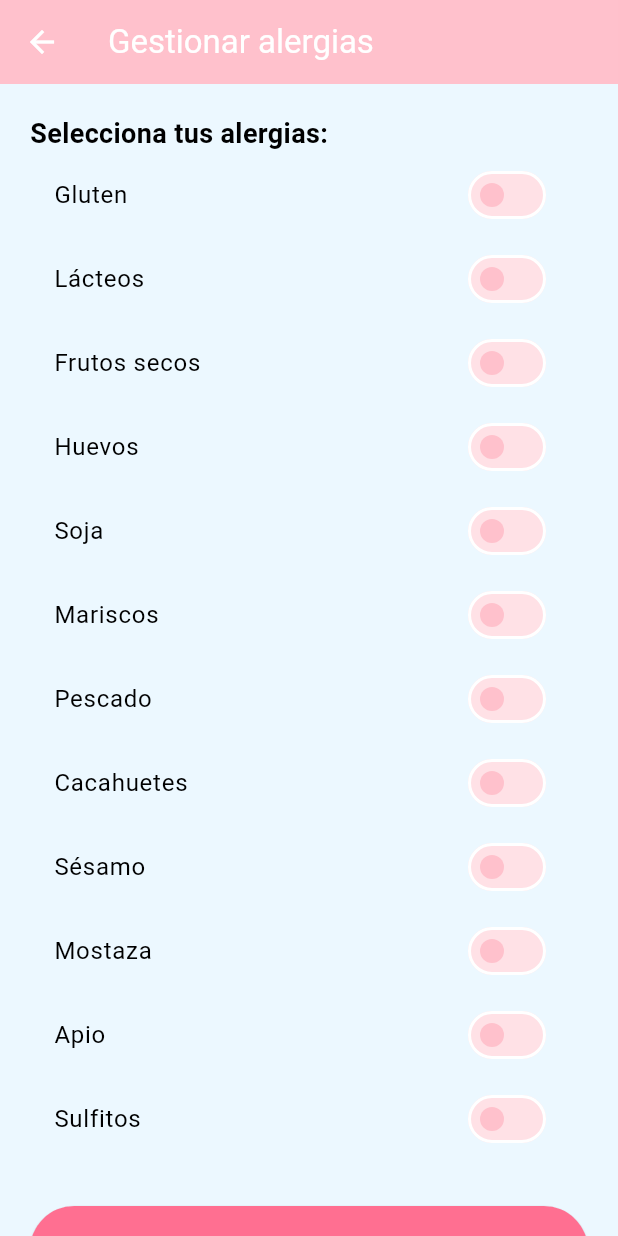
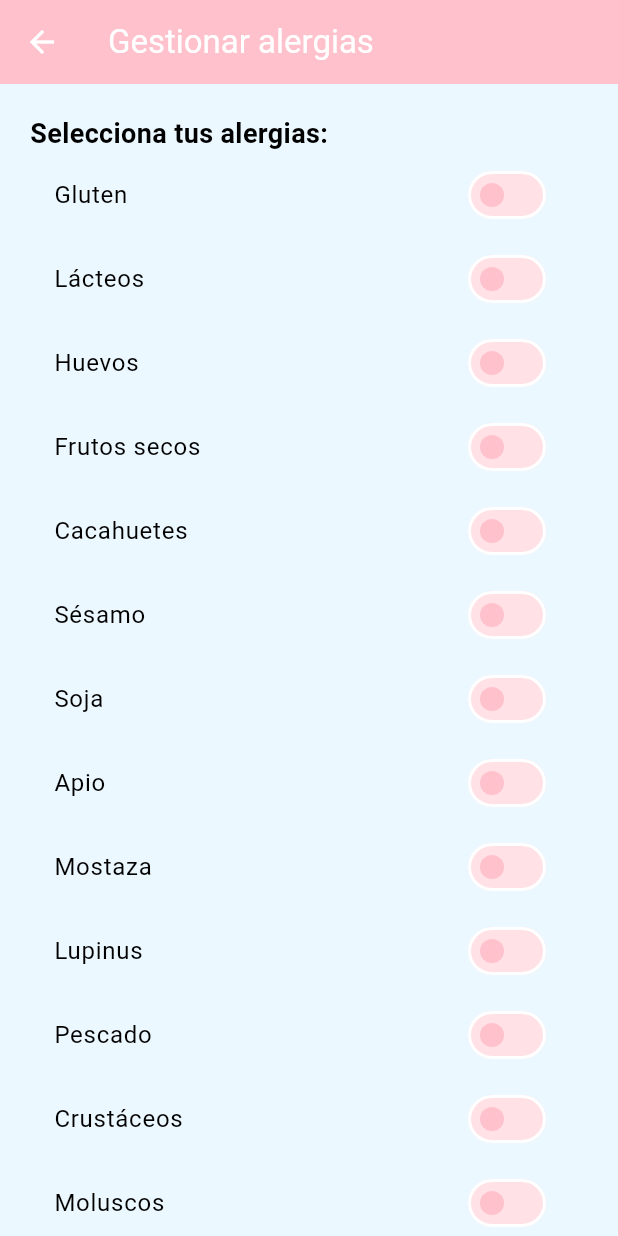
Before and after one commit to Raquel-Alcazar/AllergEat, a Flutter app: the GestionarAlergiasScreen screen opened directly with empty values, on a phone screen of 412 x 824 dp. Run offline on Flutter 3.47's test engine with Material 3 defaults, Android fonts, the phone set to English and light mode, and no system bars; our stand-ins replace sqflite; missing offline and left inert: openfoodfacts; accounts and stored records are empty.

Commit message:
Funcionalidad de guardar alergias

```diff
--- a/lib/gestionar_alergias.dart
+++ b/lib/gestionar_alergias.dart
@@ -1,11 +1,11 @@
+import 'package:allergeat/db.dart';
+import 'package:allergeat/user.dart';
 import 'package:flutter/material.dart';
 
 class GestionarAlergiasScreen extends StatefulWidget {
-  final List<String> alergiasSeleccionadas;
-  final Function(List<String>) onGuardar;
+  final User usuario;
 
-  GestionarAlergiasScreen(
-      {required this.alergiasSeleccionadas, required this.onGuardar});
+  GestionarAlergiasScreen({required this.usuario});
 
   @override
   _GestionarAlergiasScreenState createState() =>
@@ -13,27 +13,43 @@ class GestionarAlergiasScreen extends StatefulWidget {
 }
 
 class _GestionarAlergiasScreenState extends State<GestionarAlergiasScreen> {
-  List<String> alergias = [
-    'Gluten',
-    'Lácteos',
-    'Frutos secos',
-    'Huevos',
-    'Soja',
-    'Mariscos',
-    'Pescado',
-    'Cacahuetes',
-    'Sésamo',
-    'Mostaza',
-    'Apio',
-    'Sulfitos',
-  ];
+  static const Map<String, String> alergias = {
+    'Gluten': 'en:gluten',
+    'Lácteos': 'en:milk',
+    'Huevos': 'en:eggs',
+    'Frutos secos': 'en:nuts',
+    'Cacahuetes': 'en:peanuts',
+    'Sésamo': 'en:sesame-seeds',
+    'Soja': 'en:soybeans',
+    'Apio': 'en:celery',
+    'Mostaza': 'en:mustard',
+    'Lupinus': 'en:lupinus',
+    'Pescado': 'en:fish',
+    'Crustáceos': 'en:crustaceans',
+    'Moluscos': 'en:molluscs',
+    'Sulfitos': 'en:sulphur-dioxide-and-sulphites',
+  };
 
   late List<String> seleccionadas;
 
   @override
   void initState() {
     super.initState();
-    seleccionadas = List<String>.from(widget.alergiasSeleccionadas);
+    seleccionadas = widget.usuario.allergies!;
+  }
+
+  Future<void> saveAllergies() async {
+    await DB.updateAllergies(widget.usuario, seleccionadas);
+
+    if (context.mounted) {
+      ScaffoldMessenger.of(context).showSnackBar(
+        SnackBar(
+          content: Text('Alergias guardadas correctamente'),
+        ),
+      );
+
+      Navigator.pop(context);
+    }
   }
 
   Color getSwitchActiveColor(bool isActive) {
@@ -54,8 +70,9 @@ class _GestionarAlergiasScreenState extends State<GestionarAlergiasScreen> {
             'Selecciona tus alergias:',
             style: TextStyle(fontSize: 18, fontWeight: FontWeight.bold),
           ),
-          ...alergias.map((alergia) {
-            final estaSeleccionada = seleccionadas.contains(alergia);
+          ...alergias.keys.map((alergia) {
+            final estaSeleccionada = seleccionadas.contains(alergias[alergia]);
+
             return SwitchListTile(
               title: Text(alergia),
               value: estaSeleccionada,
@@ -65,20 +82,17 @@ class _GestionarAlergiasScreenState extends State<GestionarAlergiasScreen> {
               onChanged: (bool valor) {
                 setState(() {
                   if (valor) {
-                    seleccionadas.add(alergia);
+                    seleccionadas.add(alergias[alergia]!);
                   } else {
-                    seleccionadas.remove(alergia);
+                    seleccionadas.remove(alergias[alergia]);
                   }
                 });
               },
             );
-          }).toList(),
+          }),
           SizedBox(height: 30),
           ElevatedButton(
-            onPressed: () {
-              widget.onGuardar(seleccionadas);
-              Navigator.pop(context);
-            },
+            onPressed: () => saveAllergies(),
             style: ElevatedButton.styleFrom(
               backgroundColor: Color(0xFFFF6F91), // rosa oscuro
               shape: RoundedRectangleBorder(
--- a/lib/user.dart
+++ b/lib/user.dart
@@ -1,19 +1,21 @@
-
 class User {
   int id;
   String name;
   String surname;
   String email;
   String password;
+  List<String>? allergies;
 
-  User({required this.id, required this.name, required this.surname, required this.email, required this.password});
+  User({required this.id, required this.name, required this.surname, required this.email, required this.password, this.allergies}) {
+    allergies ??= [];
+  }
 
   Map<String, dynamic> toMap(){
-    return { 'id': id, 'name': name, 'surname': surname, 'email': email, 'password': password };
+    return { 'id': id, 'name': name, 'surname': surname, 'email': email, 'password': password, 'allergies': allergies };
   }
 
   @override
   String toString() {
-    return 'Usuario{id: $id, name: $name, surname: $surname, email: $email}';
+    return 'Usuario{id: $id, name: $name, surname: $surname, email: $email, allergies: $allergies}';
   }
 }
```
Also changed, not shown: lib/db.dart (+19 -18 lines), lib/perfil.dart (+1 -12 lines).
